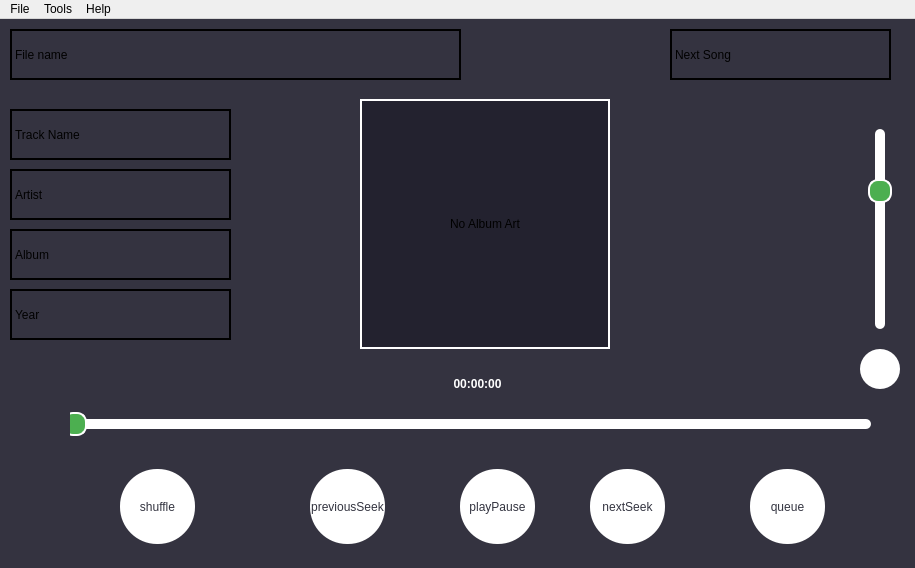
The window that mainwindow.ui (akhil-kk15/flacplayer) describes before a commit, drawn with Qt 5.
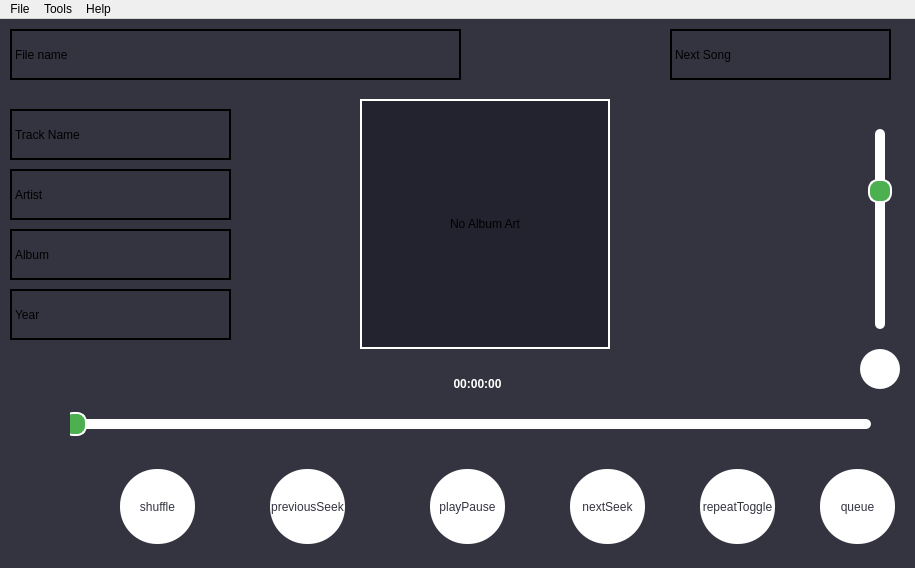
The same window after the commit.

Commit message: minor changes and bug fixes; TO-DO: Repeat Button and adding compression methods

What changed in the file:
```diff
--- a/mainwindow.ui
+++ b/mainwindow.ui
@@ -76,7 +76,7 @@
    <widget class="QPushButton" name="playPause">
     <property name="geometry">
      <rect>
-      <x>460</x>
+      <x>430</x>
       <y>450</y>
       <width>75</width>
       <height>75</height>
@@ -106,7 +106,7 @@
    <widget class="QPushButton" name="nextTrack">
     <property name="geometry">
      <rect>
-      <x>590</x>
+      <x>570</x>
       <y>450</y>
       <width>75</width>
       <height>75</height>
@@ -136,7 +136,7 @@
    <widget class="QPushButton" name="previousTrack">
     <property name="geometry">
      <rect>
-      <x>310</x>
+      <x>270</x>
       <y>450</y>
       <width>75</width>
       <height>75</height>
@@ -196,7 +196,7 @@
    <widget class="QPushButton" name="trackQueue">
     <property name="geometry">
      <rect>
-      <x>750</x>
+      <x>820</x>
       <y>450</y>
       <width>75</width>
       <height>75</height>
@@ -470,6 +470,36 @@
      <set>Qt::AlignmentFlag::AlignCenter</set>
     </property>
    </widget>
+   <widget class="QPushButton" name="repeatToggle">
+    <property name="geometry">
+     <rect>
+      <x>700</x>
+      <y>450</y>
+      <width>75</width>
+      <height>75</height>
+     </rect>
+    </property>
+    <property name="styleSheet">
+     <string notr="true">QPushButton{
+border:none;
+border-radius:37px;
+background-color:rgb(255,255,255);
+color:rgb(51,52,64);
+
+min-width:75px;
+max-width:75px;
+
+min-height:75px;
+max-height:75px;
+
+padding:0px;
+
+}</string>
+    </property>
+    <property name="text">
+     <string>repeatToggle</string>
+    </property>
+   </widget>
   </widget>
   <widget class="QMenuBar" name="menuBar">
    <property name="geometry">
```
Left out of the diff: 6 changed lines with no effect on the pictures. The commit also changes 6 other files.
